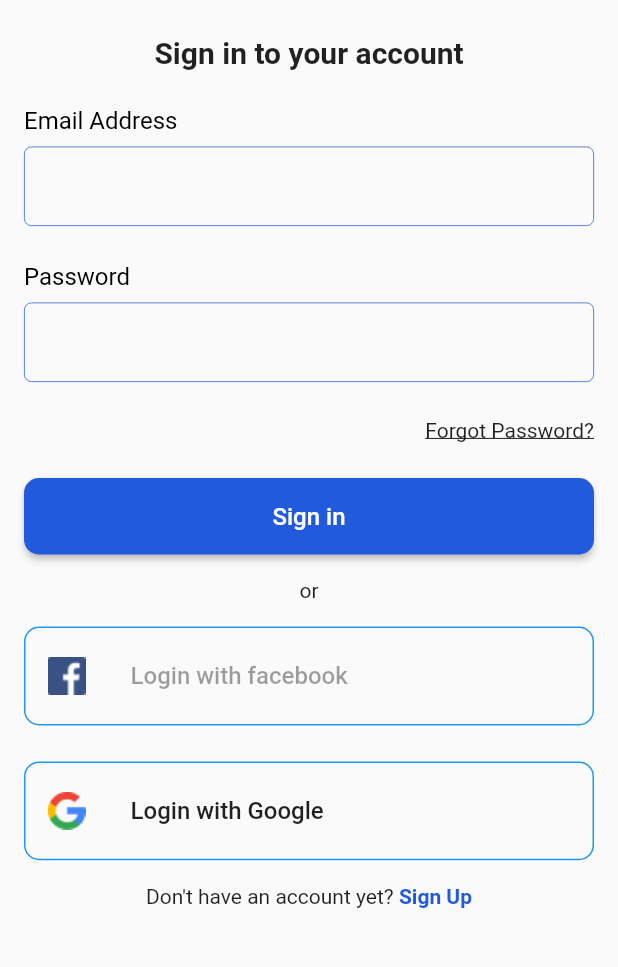
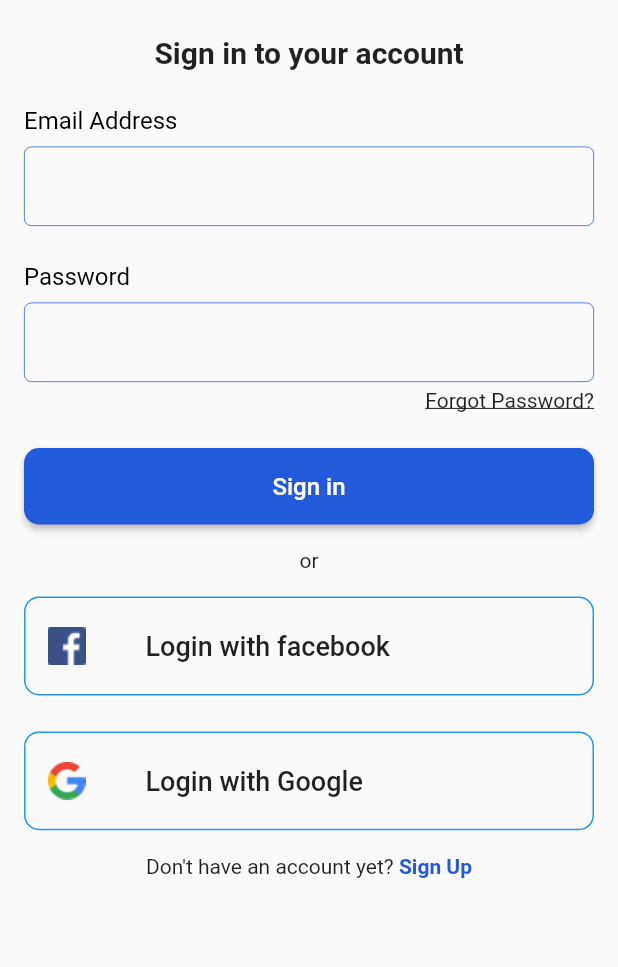
Before and after one commit to toyyibat1/My-StudyPal, a Flutter app: the screen it shows after launch, after a tap on "Get Started", on a phone screen of 412 x 824 dp, the part 218-1185 px from its top. Run offline on Flutter 3.47's test engine with Material 2 defaults, Android fonts, the phone set to English and light mode, and no system bars; our stand-ins replace firebase_core, flutter_spinkit, flutter_svg, google_fonts; accounts and stored records are empty.

```diff
--- a/lib/src/views/screens/signin_screen.dart
+++ b/lib/src/views/screens/signin_screen.dart
@@ -45,11 +45,11 @@ class _SigninScreenState extends State<SigninScreen> {
               obscureText: true,
               validator: validatePassword,
             ),
-            kMediumVerticalSpacing,
+            kTinyVerticalSpacing,
             Row(
               children: [
                 Expanded(
-                                  child: Text('Forgot Password?',
+                  child: Text('Forgot Password?',
                     textAlign: TextAlign.right,
                    style: TextStyle(
                     decoration: TextDecoration.underline
@@ -78,6 +78,7 @@ class _SigninScreenState extends State<SigninScreen> {
             AppFlatButton(
               image: facebook,
               text: 'Login with facebook',
+              onPressed: () {},
             ),
             kMediumVerticalSpacing,
             AppFlatButton(
@@ -137,11 +138,11 @@ class AppFlatButton extends StatelessWidget {
           children: [
             Image.asset(image),
             SizedBox(
-              width: 30,
+              width: 40,
             ),
             Text(
               text,
-              style: TextStyle(fontSize: 16),
+              style: TextStyle(fontSize: 18),
             )
           ],
         ),
```
Also changed, not shown: lib/src/views/screens/profile_screen.dart (+6 -1 lines).
